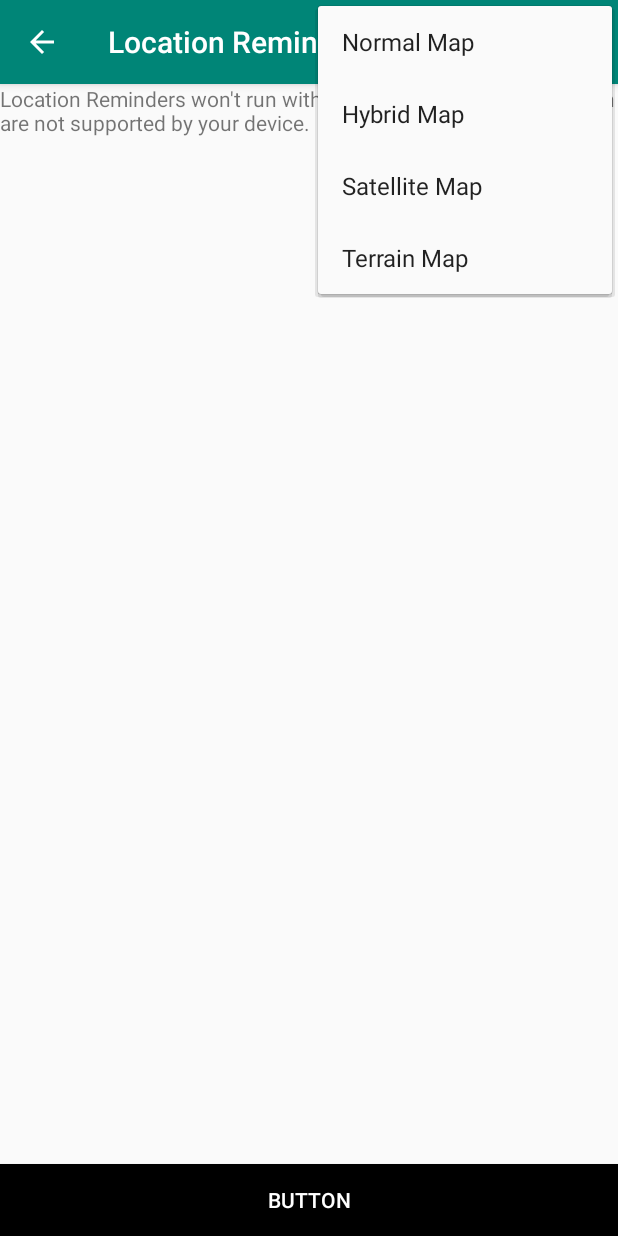
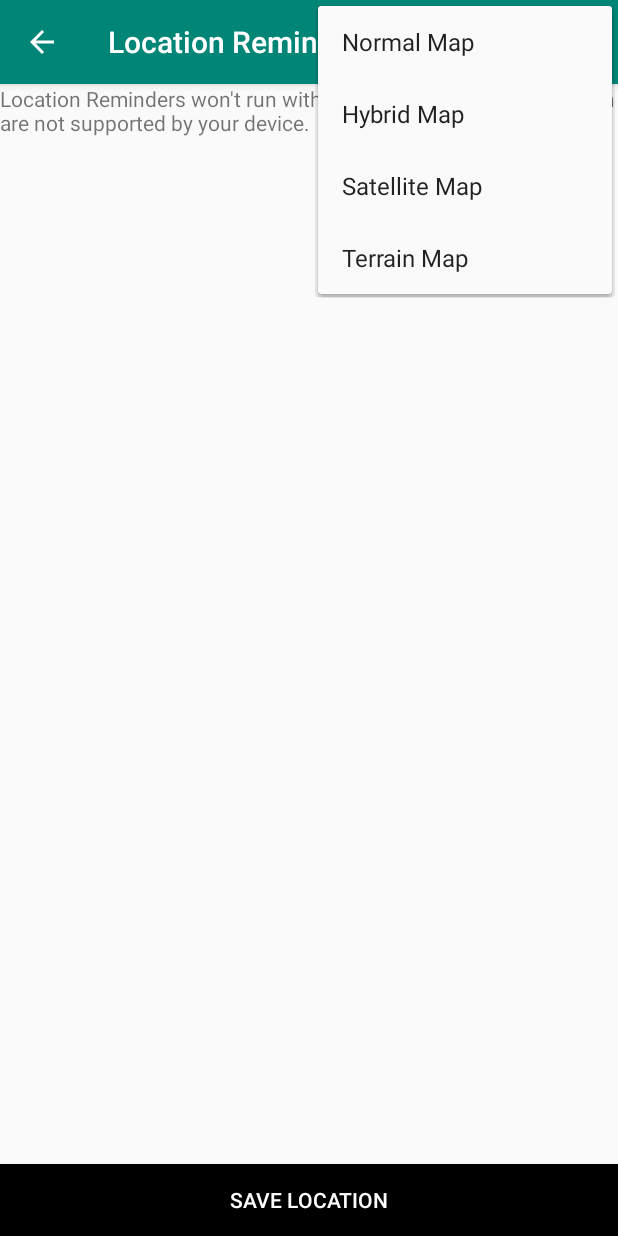
Before and after one commit to osamaeraqe/locationReminder, an Android app: the SelectLocationFragment screen opened through its navigation route, with the options menu open, on a phone screen of 412 x 824 dp. Run offline under Robolectric (Android 15) with nearby library versions, the phone set to English and light mode, and no system bars; our stand-ins replace Room's generated code, data binding; libraries missing offline, so code that uses them is left out: com.firebase.ui; 3 statements that could not run were skipped.

Commit message:
Second Commit

```diff
--- a/app/src/main/res/layout/fragment_select_location.xml
+++ b/app/src/main/res/layout/fragment_select_location.xml
@@ -32,7 +32,7 @@
             android:layout_width="0dp"
             android:layout_height="wrap_content"
             android:background="#000000"
-            android:text="Button"
+            android:text="Save Location"
             android:textColor="#FFFFFF"
 
             app:layout_constraintBottom_toBottomOf="parent"
```
